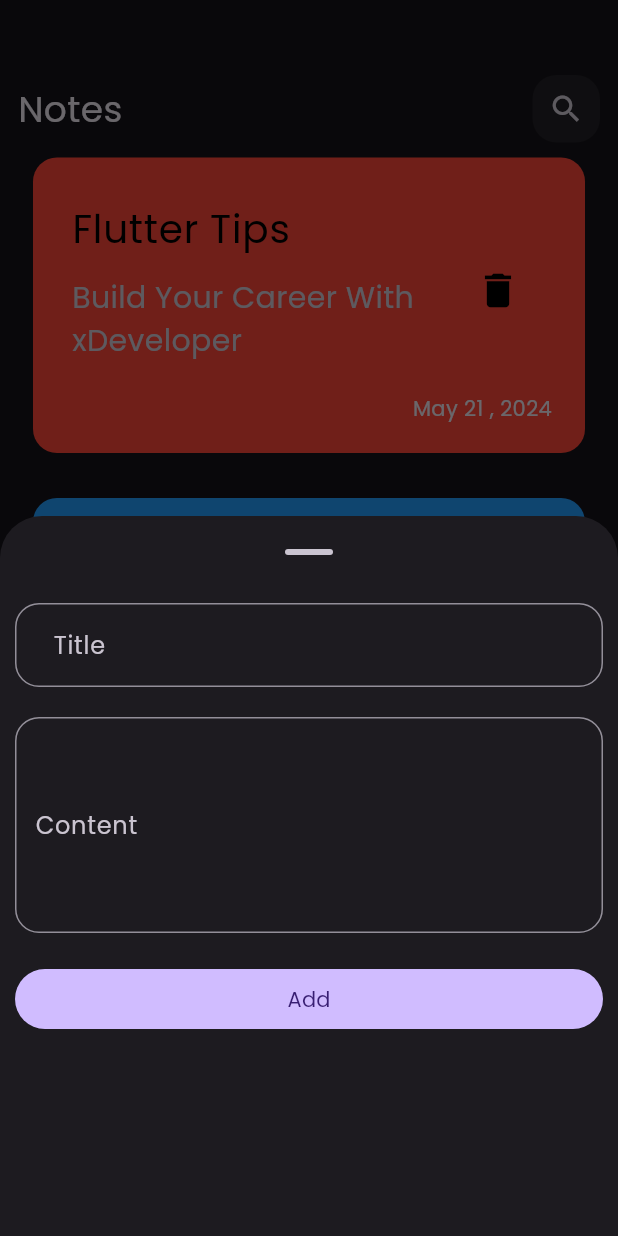
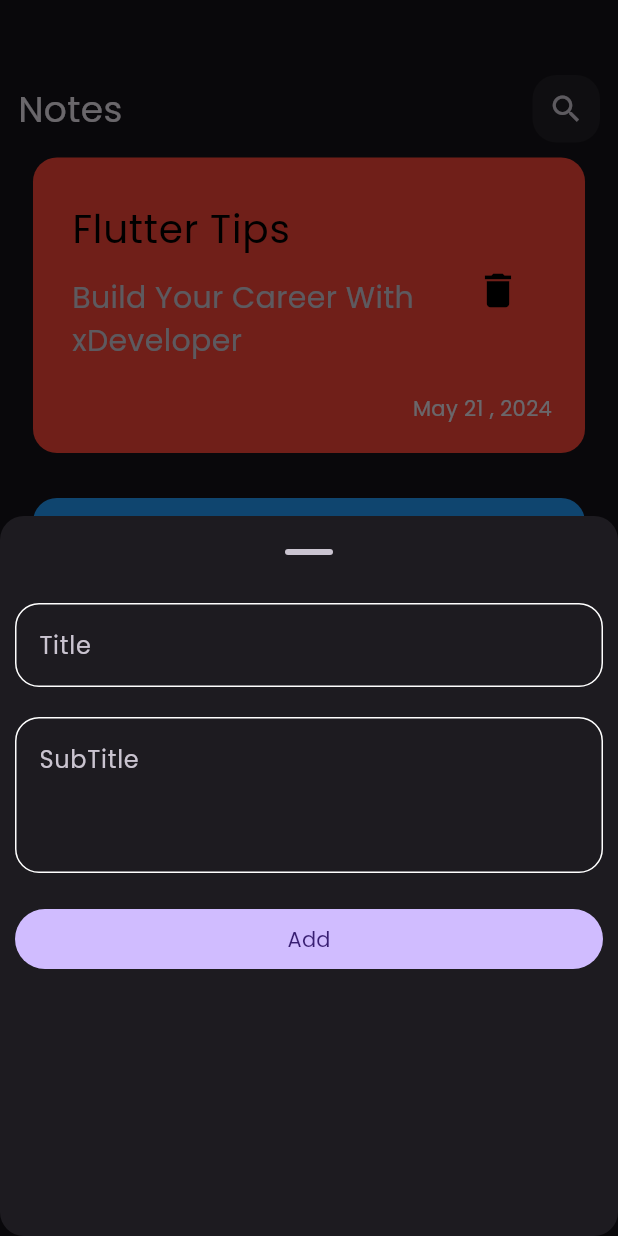
Before and after one commit to AhmedBelal31/Notes-App-With-Hive, a Flutter app: the screen it shows after launch, after a tap on the "add" icon, on a phone screen of 412 x 824 dp. Run offline on Flutter 3.47's test engine with Material 3 defaults, Android fonts, the phone set to English and light mode, and no system bars.

Commit message:
Create Custom Text Field

```diff
--- a/lib/screens/home_screen.dart
+++ b/lib/screens/home_screen.dart
@@ -1,5 +1,6 @@
 import 'package:flutter/material.dart';
 import 'package:notes_app_with_hive/widgets/custom_notes_list_view.dart';
+import '../widgets/add_notes_bottom_sheet.dart';
 import '../widgets/custom_app_bar.dart';
 
 class HomeScreen extends StatelessWidget {
@@ -18,51 +19,14 @@ class HomeScreen extends StatelessWidget {
       floatingActionButton: FloatingActionButton(
         onPressed: () {
           showModalBottomSheet(
-              isScrollControlled: true, // Set to true to enable full-height sheet
-              showDragHandle: true,
-              context: context,
-              builder: (context) => Padding(
-                padding: const EdgeInsets.all(10.0),
-                child: SingleChildScrollView(
-                  physics: const BouncingScrollPhysics(),
-                  child: SizedBox(
-                    height: MediaQuery.of(context).size.height/2,
-                    child: Column(
-                          children: [
-                            TextField(
-                              decoration: InputDecoration(
-                                hintText: '  Title',
-                                border: OutlineInputBorder(
-                                  borderRadius: BorderRadius.circular(16.0),
-                                )
-
-                              ),
-                            ),
-                            Padding(
-                              padding: const EdgeInsets.symmetric(vertical: 20),
-                              child: TextFormField(
-                                decoration: InputDecoration(
-                                    contentPadding:const EdgeInsets.symmetric(vertical: 60.0),
-                                    hintText: '  Content',
-                                    border: OutlineInputBorder(
-                                      borderRadius: BorderRadius.circular(16.0),
-                                    )
-
-                                ),
-                              ),
-                            ),
-                            SizedBox(
-                              width: double.infinity,
-                              child: FilledButton(
-                                onPressed: () {},
-                                child: Text('Add'),
-                              ),
-                            ),
-                          ],
-                        ),
-                  ),
-                ),
-              ));
+            shape: RoundedRectangleBorder(
+              borderRadius: BorderRadius.circular(16.0),
+            ),
+            isScrollControlled: true,
+            showDragHandle: true,
+            context: context,
+            builder: (context) => AddNotesBottomSheet(),
+          );
         },
         child: const Icon(Icons.add),
       ),
--- /dev/null
+++ b/lib/widgets/add_notes_bottom_sheet.dart
@@ -0,0 +1,43 @@
+import 'package:flutter/material.dart';
+
+import 'custom_text_form_field.dart';
+
+class AddNotesBottomSheet extends StatelessWidget {
+  const AddNotesBottomSheet({
+    super.key,
+  });
+
+  @override
+  Widget build(BuildContext context) {
+    return Padding(
+      padding: const EdgeInsets.all(10.0),
+      child: SingleChildScrollView(
+        physics: const BouncingScrollPhysics(),
+        child: SizedBox(
+          height: MediaQuery.of(context).size.height / 2,
+          child: Column(
+            children: [
+              CustomTextFormField(
+                title: 'Title',
+              ),
+              Padding(
+                padding: const EdgeInsets.symmetric(vertical: 20),
+                child: CustomTextFormField(
+                  title: 'SubTitle',
+                  maxLine: 3,
+                ),
+              ),
+              SizedBox(
+                width: double.infinity,
+                child: FilledButton(
+                  onPressed: () {},
+                  child: const Text('Add' ,),
+                ),
+              ),
+            ],
+          ),
+        ),
+      ),
+    );
+  }
+}
--- /dev/null
+++ b/lib/widgets/custom_text_form_field.dart
@@ -0,0 +1,30 @@
+import 'package:flutter/material.dart';
+
+class CustomTextFormField extends StatelessWidget {
+  const CustomTextFormField({super.key, required this.title, this.maxLine = 1});
+
+  final String title;
+  final int maxLine;
+
+  @override
+  Widget build(BuildContext context) {
+    return TextFormField(
+      decoration: InputDecoration(
+        hintText: title,
+        border: buildOutlineInputBorder(),
+        enabledBorder: buildOutlineInputBorder(),
+        focusedBorder: buildOutlineInputBorder(),
+      ),
+      maxLines: maxLine,
+
+    );
+  }
+
+  OutlineInputBorder buildOutlineInputBorder() {
+    return OutlineInputBorder(
+        borderRadius: BorderRadius.circular(16.0),
+        borderSide: const BorderSide(
+          color: Colors.white,
+        ));
+  }
+}
```
